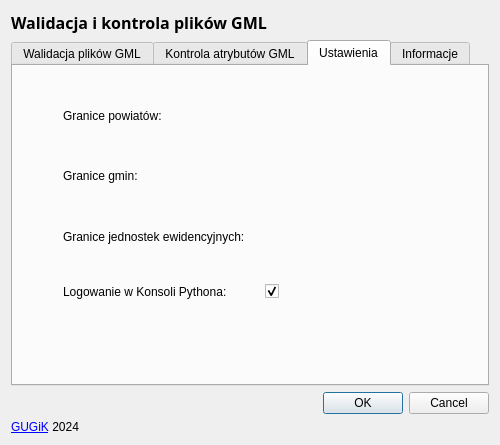
First picture: the form in walidatorPlikowGML_dialog_base.ui, repository GlownyUrzadGeodezjiIKartografii/WalidatorPlikowGML, before the edit.
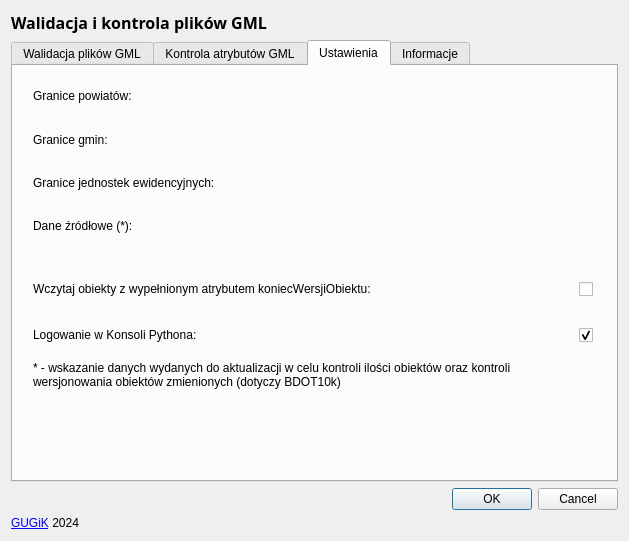
Second picture: the form after the edit. The open tabs and pages were chosen to show the change. Icons and pictures are not drawn. Custom widgets are drawn as their Qt base class.

```diff
--- a/walidatorPlikowGML_dialog_base.ui
+++ b/walidatorPlikowGML_dialog_base.ui
@@ -6,8 +6,8 @@
    <rect>
     <x>0</x>
     <y>0</y>
-    <width>500</width>
-    <height>445</height>
+    <width>629</width>
+    <height>541</height>
    </rect>
   </property>
   <property name="sizePolicy">
@@ -18,8 +18,8 @@
   </property>
   <property name="minimumSize">
    <size>
-    <width>500</width>
-    <height>377</height>
+    <width>620</width>
+    <height>500</height>
    </size>
   </property>
   <property name="windowTitle">
@@ -304,9 +304,9 @@
           </layout>
          </item>
          <item row="2" column="0">
-          <widget class="QCheckBox" name="checkBox">
+          <widget class="QLabel" name="label_24">
            <property name="text">
-            <string>wczytaj obiekty z wypełnionym atrybutem koniecWersjiObiektu</string>
+            <string>* - Zaznacza kontrole na podstawie wskazanego pliku (dotyczy BDOT10k)</string>
            </property>
           </widget>
          </item>
@@ -319,33 +319,44 @@
         <widget class="QWidget" name="layoutWidget_4">
          <property name="geometry">
           <rect>
-           <x>50</x>
-           <y>30</y>
-           <width>411</width>
-           <height>211</height>
+           <x>20</x>
+           <y>10</y>
+           <width>569</width>
+           <height>353</height>
           </rect>
          </property>
-         <layout class="QGridLayout" name="gridLayout_9">
+         <layout class="QVBoxLayout" name="verticalLayout_3">
+          <item>
+           <layout class="QGridLayout" name="gridLayout_6">
           <property name="sizeConstraint">
-           <enum>QLayout::SetMinimumSize</enum>
-          </property>
-          <item row="6" column="3">
-           <spacer name="horizontalSpacer_9">
-            <property name="orientation">
-             <enum>Qt::Horizontal</enum>
-            </property>
-            <property name="sizeType">
-             <enum>QSizePolicy::Preferred</enum>
-            </property>
-            <property name="sizeHint" stdset="0">
+             <enum>QLayout::SetNoConstraint</enum>
+            </property>
+            <item row="0" column="0">
+             <widget class="QLabel" name="label_38">
+              <property name="minimumSize">
+               <size>
+                <width>0</width>
+                <height>40</height>
+               </size>
+              </property>
+              <property name="maximumSize">
              <size>
-              <width>13</width>
-              <height>30</height>
-             </size>
-            </property>
-           </spacer>
-          </item>
-          <item row="2" column="0">
+                <width>16777215</width>
+                <height>16777215</height>
+               </size>
+              </property>
+              <property name="text">
+               <string>Granice powiat&#243;w:</string>
+              </property>
+             </widget>
+            </item>
+            <item row="0" column="1">
+             <widget class="QgsFileWidget" name="mQgsFileWidget_gp" />
+            </item>
+            <item row="3" column="1">
+             <widget class="QgsFileWidget" name="mQgsFileWidget_dz" />
+            </item>
+            <item row="1" column="0">
            <widget class="QLabel" name="label_39">
             <property name="minimumSize">
              <size>
@@ -364,13 +375,75 @@
             </property>
            </widget>
           </item>
-          <item row="2" column="2">
-           <widget class="QgsFileWidget" name="mQgsFileWidget_gg"/>
-          </item>
-          <item row="6" column="2">
+            <item row="3" column="0">
+             <widget class="QLabel" name="label_22">
+              <property name="minimumSize">
+               <size>
+                <width>0</width>
+                <height>40</height>
+               </size>
+              </property>
+              <property name="text">
+               <string>Dane &#378;r&#243;d&#322;owe (*):</string>
+              </property>
+             </widget>
+            </item>
+            <item row="1" column="1">
+             <widget class="QgsFileWidget" name="mQgsFileWidget_gg" />
+            </item>
+            <item row="2" column="0">
+             <widget class="QLabel" name="label_37">
+              <property name="minimumSize">
+               <size>
+                <width>0</width>
+                <height>40</height>
+               </size>
+              </property>
+              <property name="text">
+               <string>Granice jednostek ewidencyjnych:</string>
+              </property>
+             </widget>
+            </item>
+            <item row="2" column="1">
+             <widget class="QgsFileWidget" name="mQgsFileWidget_gje" />
+            </item>
+           </layout>
+          </item>
+          <item>
+           <spacer name="verticalSpacer_3">
+            <property name="orientation">
+             <enum>Qt::Vertical</enum>
+            </property>
+            <property name="sizeType">
+             <enum>QSizePolicy::Fixed</enum>
+            </property>
+            <property name="sizeHint" stdset="0">
+             <size>
+              <width>20</width>
+              <height>20</height>
+             </size>
+            </property>
+           </spacer>
+          </item>
+          <item>
+           <layout class="QGridLayout" name="gridLayout_7">
+            <item row="3" column="0">
+             <spacer name="verticalSpacer_4">
+              <property name="orientation">
+               <enum>Qt::Vertical</enum>
+              </property>
+              <property name="sizeHint" stdset="0">
+               <size>
+                <width>20</width>
+                <height>40</height>
+               </size>
+              </property>
+             </spacer>
+            </item>
+            <item row="1" column="2">
            <widget class="QCheckBox" name="checkBox_3">
             <property name="sizePolicy">
-             <sizepolicy hsizetype="Minimum" vsizetype="Fixed">
+               <sizepolicy hsizetype="Preferred" vsizetype="Preferred">
               <horstretch>0</horstretch>
               <verstretch>0</verstretch>
              </sizepolicy>
@@ -383,8 +456,55 @@
             </property>
            </widget>
           </item>
-          <item row="6" column="0">
+            <item row="0" column="0">
+             <widget class="QLabel" name="label_23">
+              <property name="enabled">
+               <bool>true</bool>
+              </property>
+              <property name="sizePolicy">
+               <sizepolicy hsizetype="Preferred" vsizetype="Preferred">
+                <horstretch>0</horstretch>
+                <verstretch>0</verstretch>
+               </sizepolicy>
+              </property>
+              <property name="minimumSize">
+               <size>
+                <width>0</width>
+                <height>40</height>
+               </size>
+              </property>
+              <property name="text">
+               <string>Wczytaj obiekty z wype&#322;nionym atrybutem koniecWersjiObiektu:</string>
+              </property>
+             </widget>
+            </item>
+            <item row="0" column="2">
+             <widget class="QCheckBox" name="checkBox">
+              <property name="sizePolicy">
+               <sizepolicy hsizetype="Preferred" vsizetype="Preferred">
+                <horstretch>0</horstretch>
+                <verstretch>0</verstretch>
+               </sizepolicy>
+              </property>
+              <property name="text">
+               <string />
+              </property>
+             </widget>
+            </item>
+            <item row="1" column="0">
            <widget class="QLabel" name="label_36">
+              <property name="sizePolicy">
+               <sizepolicy hsizetype="Preferred" vsizetype="Preferred">
+                <horstretch>0</horstretch>
+                <verstretch>0</verstretch>
+               </sizepolicy>
+              </property>
+              <property name="minimumSize">
+               <size>
+                <width>0</width>
+                <height>40</height>
+               </size>
+              </property>
             <property name="maximumSize">
              <size>
               <width>16777215</width>
@@ -396,114 +516,57 @@
             </property>
            </widget>
           </item>
-          <item row="2" column="3">
-           <spacer name="horizontalSpacer_8">
-            <property name="orientation">
-             <enum>Qt::Horizontal</enum>
-            </property>
-            <property name="sizeType">
-             <enum>QSizePolicy::Preferred</enum>
-            </property>
-            <property name="sizeHint" stdset="0">
+            <item row="2" column="0">
+             <widget class="QLabel" name="label_25">
+              <property name="sizePolicy">
+               <sizepolicy hsizetype="Fixed" vsizetype="Preferred">
+                <horstretch>0</horstretch>
+                <verstretch>0</verstretch>
+               </sizepolicy>
+              </property>
+              <property name="minimumSize">
              <size>
-              <width>13</width>
-              <height>40</height>
-             </size>
-            </property>
-           </spacer>
-          </item>
-          <item row="3" column="0">
-           <spacer name="verticalSpacer_4">
-            <property name="orientation">
-             <enum>Qt::Vertical</enum>
-            </property>
-            <property name="sizeHint" stdset="0">
-             <size>
-              <width>20</width>
-              <height>40</height>
-             </size>
-            </property>
-           </spacer>
-          </item>
-          <item row="1" column="0">
-           <spacer name="verticalSpacer_3">
-            <property name="orientation">
-             <enum>Qt::Vertical</enum>
-            </property>
-            <property name="sizeHint" stdset="0">
-             <size>
-              <width>20</width>
-              <height>40</height>
-             </size>
-            </property>
-           </spacer>
-          </item>
-          <item row="0" column="0">
-           <widget class="QLabel" name="label_38">
-            <property name="minimumSize">
-             <size>
-              <width>0</width>
-              <height>40</height>
-             </size>
-            </property>
-            <property name="maximumSize">
-             <size>
-              <width>16777215</width>
-              <height>16777215</height>
-             </size>
-            </property>
-            <property name="text">
-             <string>Granice powiatów:</string>
-            </property>
-           </widget>
-          </item>
-          <item row="0" column="3">
-           <spacer name="horizontalSpacer_10">
+                <width>500</width>
+                <height>0</height>
+               </size>
+              </property>
+              <property name="text">
+               <string>* - wskazanie danych wydanych do aktualizacji w celu kontroli ilo&#347;ci obiekt&#243;w oraz kontroli wersjonowania obiekt&#243;w zmienionych (dotyczy BDOT10k)</string>
+              </property>
+              <property name="textFormat">
+               <enum>Qt::AutoText</enum>
+              </property>
+              <property name="scaledContents">
+               <bool>false</bool>
+              </property>
+              <property name="alignment">
+               <set>Qt::AlignLeading|Qt::AlignLeft|Qt::AlignVCenter</set>
+              </property>
+              <property name="wordWrap">
+               <bool>true</bool>
+              </property>
+              <property name="margin">
+               <number>0</number>
+              </property>
+             </widget>
+            </item>
+            <item row="0" column="1">
+             <spacer name="horizontalSpacer">
             <property name="orientation">
              <enum>Qt::Horizontal</enum>
             </property>
             <property name="sizeType">
-             <enum>QSizePolicy::Preferred</enum>
+               <enum>QSizePolicy::Fixed</enum>
             </property>
             <property name="sizeHint" stdset="0">
              <size>
-              <width>13</width>
-              <height>40</height>
+                <width>40</width>
+                <height>20</height>
              </size>
             </property>
            </spacer>
           </item>
-          <item row="0" column="2">
-           <widget class="QgsFileWidget" name="mQgsFileWidget_gp"/>
-          </item>
-          <item row="4" column="0">
-           <widget class="QLabel" name="label_37">
-            <property name="minimumSize">
-             <size>
-              <width>0</width>
-              <height>40</height>
-             </size>
-            </property>
-            <property name="text">
-             <string>Granice jednostek ewidencyjnych:</string>
-            </property>
-           </widget>
-          </item>
-          <item row="5" column="0">
-           <spacer name="verticalSpacer_5">
-            <property name="orientation">
-             <enum>Qt::Vertical</enum>
-            </property>
-            <property name="sizeHint" stdset="0">
-             <size>
-              <width>20</width>
-              <height>40</height>
-             </size>
-            </property>
-           </spacer>
-          </item>
-          <item row="4" column="2">
-           <widget class="QgsFileWidget" name="mQgsFileWidget_gje"/>
+           </layout>
           </item>
          </layout>
         </widget>
```
Left out of the diff: 439 changed lines with no effect on the pictures. Lines whose indentation alone changed are shown as unchanged.
